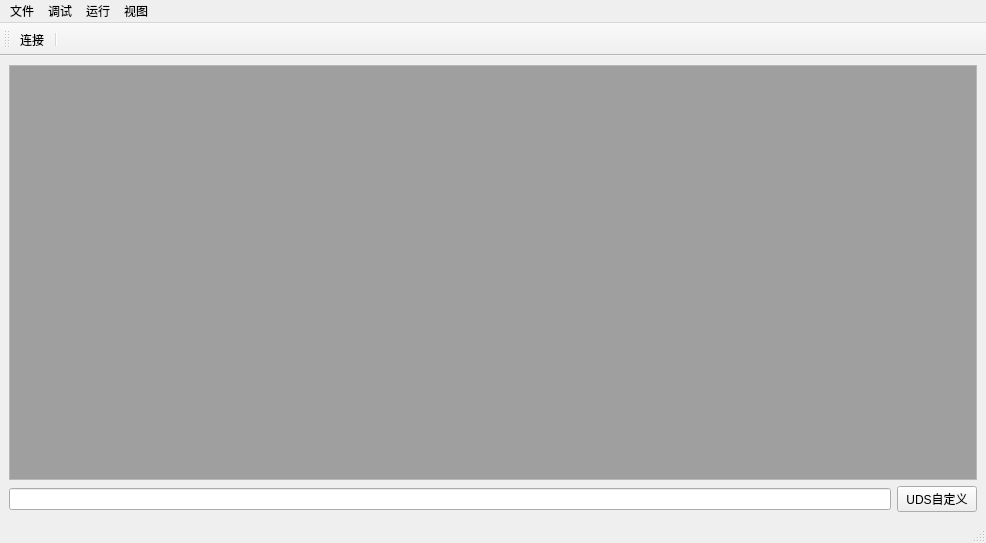
Before: the Qt Designer form mainwindow.ui in xjzer/QtWidgetDemo, drawn with Qt 5.
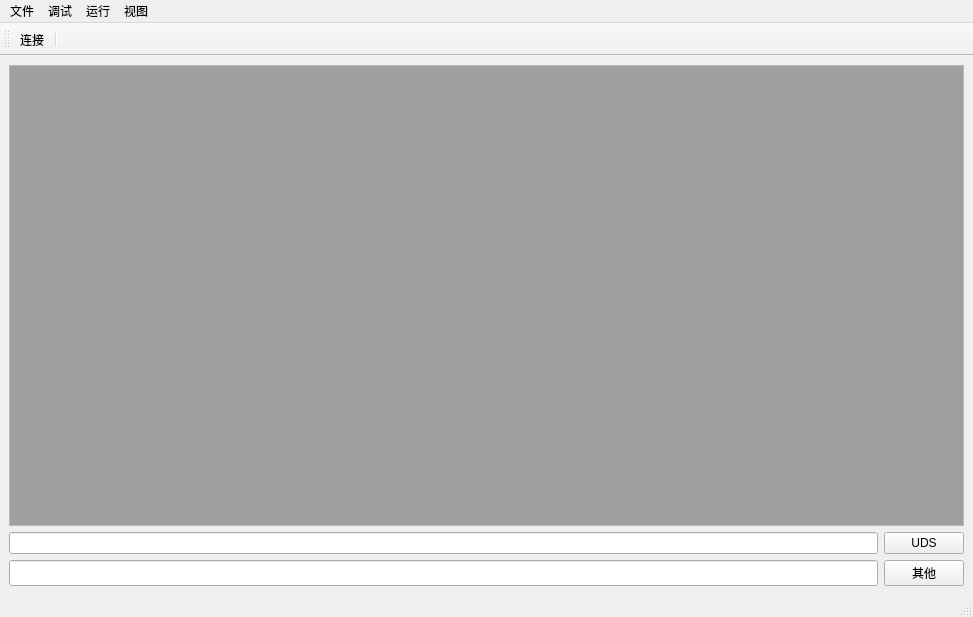
After: the same form once the commit is applied.

Commit message: Feat(SEND):Add code to send custom messages

What changed in the file:
```diff
--- a/mainwindow.ui
+++ b/mainwindow.ui
@@ -6,8 +6,8 @@
    <rect>
     <x>0</x>
     <y>0</y>
-    <width>986</width>
-    <height>543</height>
+    <width>973</width>
+    <height>617</height>
    </rect>
   </property>
   <property name="windowTitle">
@@ -254,12 +254,52 @@
     <item>
      <layout class="QHBoxLayout" name="horizontalLayout_2">
       <item>
-       <widget class="QLineEdit" name="lineEdit_custom_uds"/>
+       <widget class="QLineEdit" name="lineEdit_custom_uds">
+        <property name="sizePolicy">
+         <sizepolicy hsizetype="Expanding" vsizetype="Fixed">
+          <horstretch>0</horstretch>
+          <verstretch>0</verstretch>
+         </sizepolicy>
+        </property>
+       </widget>
       </item>
       <item>
        <widget class="QPushButton" name="pushButton_uds_send">
+        <property name="sizePolicy">
+         <sizepolicy hsizetype="Preferred" vsizetype="Fixed">
+          <horstretch>0</horstretch>
+          <verstretch>0</verstretch>
+         </sizepolicy>
+        </property>
         <property name="text">
-         <string>UDS自定义</string>
+         <string>UDS</string>
+        </property>
+       </widget>
+      </item>
+     </layout>
+    </item>
+    <item>
+     <layout class="QHBoxLayout" name="horizontalLayout_3">
+      <item>
+       <widget class="QLineEdit" name="lineEdit_custom">
+        <property name="sizePolicy">
+         <sizepolicy hsizetype="Expanding" vsizetype="Preferred">
+          <horstretch>0</horstretch>
+          <verstretch>0</verstretch>
+         </sizepolicy>
+        </property>
+       </widget>
+      </item>
+      <item>
+       <widget class="QPushButton" name="pushButton_custom">
+        <property name="sizePolicy">
+         <sizepolicy hsizetype="Preferred" vsizetype="Fixed">
+          <horstretch>0</horstretch>
+          <verstretch>0</verstretch>
+         </sizepolicy>
+        </property>
+        <property name="text">
+         <string>其他</string>
         </property>
        </widget>
       </item>
@@ -272,7 +312,7 @@
     <rect>
      <x>0</x>
      <y>0</y>
-     <width>986</width>
+     <width>973</width>
      <height>17</height>
     </rect>
    </property>
```
The commit also changes 3 other files.
